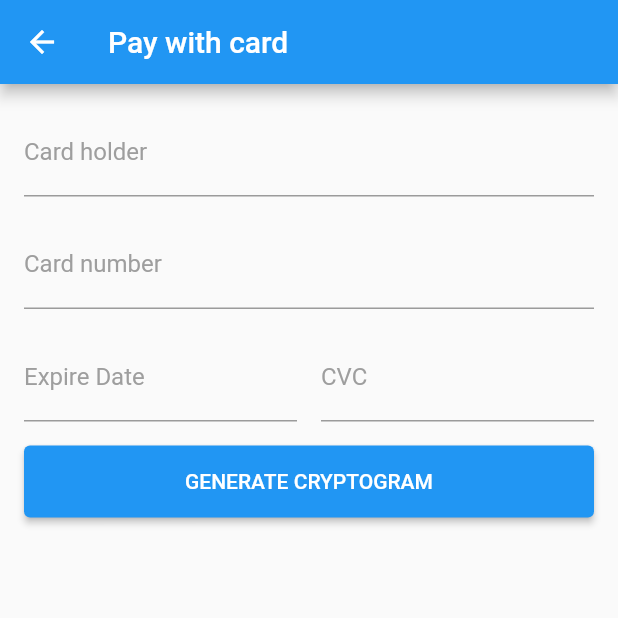
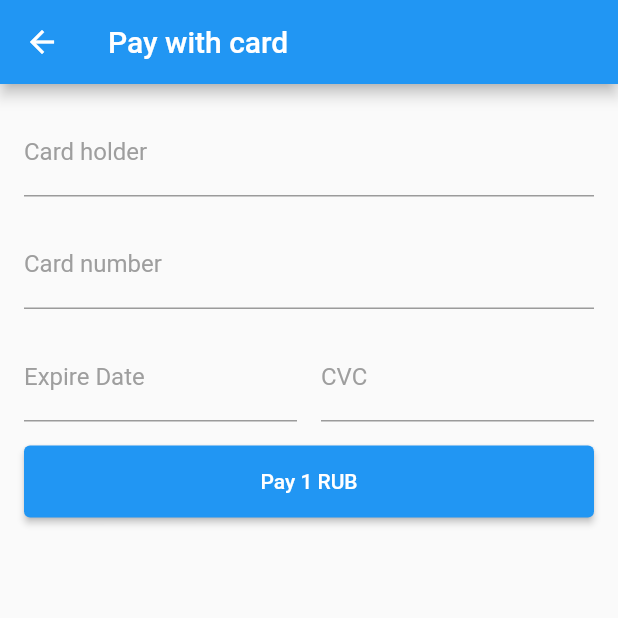
Before and after one commit to shushper/cloudpayments, a Flutter app: the CardScreen screen opened by its route, on a phone screen of 412 x 824 dp, the top half of it. Run offline on Flutter 3.47's test engine with Material 2 defaults, Android fonts, the phone set to English and light mode, and no system bars; our stand-ins replace dio, flutter_svg, mask_text_input_formatter.

Commit message:
Auth request to cloudpayments test server.

```diff
--- /dev/null
+++ b/example/lib/common/custom_button.dart
@@ -0,0 +1,21 @@
+import 'package:flutter/material.dart';
+
+class CustomButton extends StatelessWidget {
+  final Widget child;
+  final Color backgroundColor;
+  final Function onPressed;
+
+  CustomButton({this.child, this.backgroundColor, this.onPressed});
+
+  @override
+  Widget build(BuildContext context) {
+    return ElevatedButton(
+      style: ButtonStyle(
+        backgroundColor: MaterialStateProperty.all(backgroundColor),
+        minimumSize: MaterialStateProperty.all(Size(double.infinity, 48.0)),
+      ),
+      onPressed: onPressed,
+      child: child,
+    );
+  }
+}
--- a/example/lib/constants.dart
+++ b/example/lib/constants.dart
@@ -1,3 +1,3 @@
 class Constants {
-  static const String MERCHANT_PUBLIC_ID = 'PUT YOUR PUBLIC ID HERE';
+  static const String MERCHANT_PUBLIC_ID = 'test_api_00000000000000000000002';
 }
--- a/example/lib/main.dart
+++ b/example/lib/main.dart
@@ -1,5 +1,6 @@
-import 'package:cloudpayments_example/card_screen.dart';
-import 'package:cloudpayments_example/main_screen.dart';
+
+import 'package:cloudpayments_example/screens/card_screen.dart';
+import 'package:cloudpayments_example/screens/main_screen.dart';
 import 'package:flutter/material.dart';
 
 
--- /dev/null
+++ b/example/lib/models/transaction.dart
@@ -0,0 +1,14 @@
+class Transaction {
+  final String transactionId;
+  final int reasonCode;
+  final String cardHolderMessage;
+  final String paReq;
+  final String ascUrl;
+
+  Transaction.fromJson(Map<String, dynamic> json)
+      : transactionId = json['TransactionId'].toString(),
+        reasonCode = json['ReasonCode'],
+        cardHolderMessage = json['CardHolderMessage'],
+        paReq = json['PaReq'],
+        ascUrl = json['AcsUrl'];
+}
--- /dev/null
+++ b/example/lib/network/network.dart
@@ -0,0 +1,62 @@
+import 'dart:convert';
+
+import 'package:cloudpayments_example/network/response.dart';
+import 'package:dio/dio.dart' as dio;
+
+class Network {
+  final _dio = dio.Dio();
+
+  Network(String url) {
+    _initDio(url);
+  }
+
+  _initDio(String url) {
+    _dio.options
+      ..baseUrl = url
+      ..connectTimeout = Duration(seconds: 30).inMilliseconds
+      ..receiveTimeout = Duration(seconds: 30).inMilliseconds
+      ..sendTimeout = Duration(seconds: 30).inMilliseconds;
+
+    _dio.interceptors.add(
+      dio.LogInterceptor(
+        request: true,
+        requestHeader: true,
+        requestBody: true,
+        responseHeader: true,
+        responseBody: true,
+        error: true,
+      ),
+    );
+  }
+
+  Future<Response> get(
+      String url, {
+        Map<String, dynamic> query,
+        Map<String, String> headers,
+      }) async {
+    return _dio.get(
+      url,
+      queryParameters: query,
+      options: dio.Options(headers: headers),
+    ).then(_toResponse);
+  }
+
+  Future<Response> post(
+      String url, {
+        Map<String, dynamic> query,
+        Map<String, dynamic> body,
+        Map<String, String> headers,
+      }) async {
+    return _dio.post(
+      url,
+      queryParameters: query,
+      data: body,
+      options: dio.Options(headers: headers),
+    ).then(_toResponse);
+  }
+
+  Response _toResponse(dio.Response r) {
+    final response = Response.fromJson(jsonDecode(r.data));
+    return response;
+  }
+}
--- /dev/null
+++ b/example/lib/network/pay_request.dart
@@ -0,0 +1,36 @@
+class PayRequest {
+  final String amount;
+  final String currency;
+  final String name;
+  final String cardCryptogramPacket;
+  final String invoiceId;
+  final String description;
+  final String accountId;
+  final String jsonData;
+
+  PayRequest({
+    this.amount,
+    this.currency,
+    this.name,
+    this.cardCryptogramPacket,
+    this.invoiceId,
+    this.description,
+    this.accountId,
+    this.jsonData,
+  });
+
+  Map<String, dynamic> toJson() {
+    final map = Map<String, dynamic>();
+
+    map['amount'] = amount;
+    map['currency'] = currency;
+    map['name'] = name;
+    map['card_cryptogram_packet'] = cardCryptogramPacket;
+    map['invoice_id'] = invoiceId;
+    map['description'] = description;
+    map['account_id'] = accountId;
+    map['json_data'] = jsonData;
+
+    return map;
+  }
+}
--- /dev/null
+++ b/example/lib/network/urls.dart
@@ -0,0 +1,7 @@
+abstract class Url {
+  static String get apiUrl => 'https://wp-demo.cloudpayments.ru/';
+
+  static String get authUrl => 'cp_auth.php';
+
+  static String get post3ds => 'cp_post3ds.php';
+}
--- a/example/lib/card_screen.dart
+++ b/example/lib/screens/card_screen.dart
@@ -1,7 +1,7 @@
 import 'package:cloudpayments/cloudpayments.dart';
-import 'package:cloudpayments/cryptogram.dart';
+import 'package:cloudpayments_example/common/custom_button.dart';
 import 'package:cloudpayments_example/constants.dart';
-import 'package:cloudpayments_example/custom_button.dart';
+import 'package:cloudpayments_example/network/api.dart';
 import 'package:flutter/material.dart';
 import 'package:mask_text_input_formatter/mask_text_input_formatter.dart';
 
@@ -16,13 +16,15 @@ class _CardScreenState extends State<CardScreen> {
   final cardNumberMaskFormatter = MaskTextInputFormatter(mask: '#### #### #### ####');
   final expireDateFormatter = MaskTextInputFormatter(mask: '##/##');
   final cvcDateFormatter = MaskTextInputFormatter(mask: '###');
+  final api = Api();
+  final _scaffoldKey = new GlobalKey<ScaffoldState>();
+
 
   bool _isInvalidAsyncCardHolder = false;
   bool _isInvalidAsyncCardNumber = false;
   bool _isInvalidAsyncExpireDate = false;
   bool _isInvalidAsyncCvcCode = false;
 
-  Cryptogram cryptogram;
 
   String _validateCardHolder(String cardHolder) {
     if (_isInvalidAsyncCardHolder) {
@@ -56,8 +58,10 @@ class _CardScreenState extends State<CardScreen> {
     return null;
   }
 
-  void _generateCryptogram() async {
-    print('_generateCryptogram');
+
+
+  void _onPayClick() async {
+    print('_onPayClick');
     if (_formKey.currentState.validate()) {
       _formKey.currentState.save();
 
@@ -101,17 +105,28 @@ class _CardScreenState extends State<CardScreen> {
 
         print('Cryptogram = ${cryptogram.cryptogram}, Error = ${cryptogram.error}');
 
-        setState(() {
-          this.cryptogram = cryptogram;
-        });
+        if (cryptogram.cryptogram != null) {
+          _auth(cryptogram.cryptogram, cardHolder, 1);
+        }
       }
     }
   }
+
+  void _auth(String cryptogram, String cardHolder, int amount) async {
+    final transaction = await api.auth(cryptogram, cardHolder, amount);
+    if (transaction.paReq != null && transaction.ascUrl != null) {
+
+    } else {
+      _scaffoldKey.currentState.showSnackBar(SnackBar(content: Text(transaction.cardHolderMessage)));
+    }
+  }
+
 
   @override
   Widget build(BuildContext context) {
     _formKey.currentState?.validate();
     return Scaffold(
+      key: _scaffoldKey,
       appBar: AppBar(
         title: const Text('Pay with card'),
       ),
@@ -188,10 +203,9 @@ class _CardScreenState extends State<CardScreen> {
                   height: 16,
                 ),
                 CustomButton(
-                  child: Text('GENERATE CRYPTOGRAM'),
-                  onPressed: _generateCryptogram,
+                  child: Text('Pay 1 RUB'),
+                  onPressed: _onPayClick,
                 ),
-                if (cryptogram != null) CryptogramResult(cryptogram),
               ],
             ),
           ),
@@ -200,52 +214,3 @@ class _CardScreenState extends State<CardScreen> {
     );
   }
 }
-
-class CryptogramResult extends StatelessWidget {
-  final Cryptogram cryptogram;
-
-  CryptogramResult(this.cryptogram);
-
-  @override
-  Widget build(BuildContext context) {
-    return Column(
-      crossAxisAlignment: CrossAxisAlignment.start,
-      children: [
-        if (cryptogram.cryptogram != null && cryptogram.cryptogram.isNotEmpty) ..._cryptogramWidgets(),
-        if (cryptogram.error != null && cryptogram.error.isNotEmpty) ..._errorWidgets(),
-      ],
-    );
-  }
-
-  List<Widget> _cryptogramWidgets() {
-    return [
-      SizedBox(
-        height: 16,
-      ),
-      Text(
-        'Cryptogram successfully generated',
-        style: TextStyle(fontSize: 20, fontWeight: FontWeight.w500),
-      ),
-      SizedBox(
-        height: 8,
-      ),
-      Text('${cryptogram.cryptogram}'),
-    ];
-  }
-
-  List<Widget> _errorWidgets() {
-    return [
-      SizedBox(
-        height: 16,
-      ),
-      Text(
-        'Error while generating cryptogram',
-        style: TextStyle(fontSize: 20, fontWeight: FontWeight.w500),
-      ),
-      SizedBox(
-        height: 8,
-      ),
-      Text('${cryptogram.error}'),
-    ];
-  }
-}
--- a/example/lib/main_screen.dart
+++ b/example/lib/screens/main_screen.dart
@@ -1,11 +1,7 @@
 import 'dart:io';
 
-import 'package:cloudpayments_example/custom_button.dart';
+import 'package:cloudpayments_example/common/custom_button.dart';
 import 'package:flutter/material.dart';
-import 'dart:async';
-
-import 'package:flutter/services.dart';
-import 'package:cloudpayments/cloudpayments.dart';
 import 'package:flutter_svg/flutter_svg.dart';
 
 class MainScreen extends StatelessWidget {
--- a/example/pubspec.yaml
+++ b/example/pubspec.yaml
@@ -25,6 +25,8 @@ dependencies:
   cupertino_icons: ^0.1.3
   flutter_svg: ^0.19.0
   mask_text_input_formatter: ^1.1.0
+  dio: ^3.0.9
+
 
 dev_dependencies:
   flutter_test:
```
Also changed, not shown: example/lib/network/api.dart (added, +26 -0 lines), example/lib/network/response.dart (added, +18 -0 lines), example/pubspec.lock, 1 other file.
